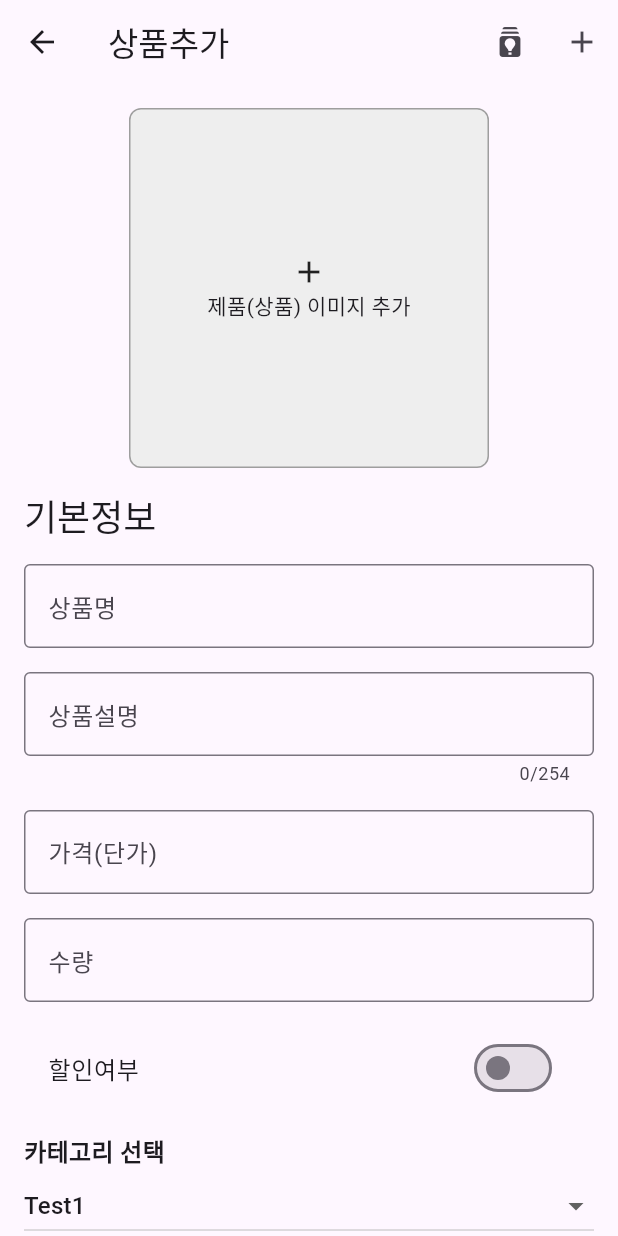
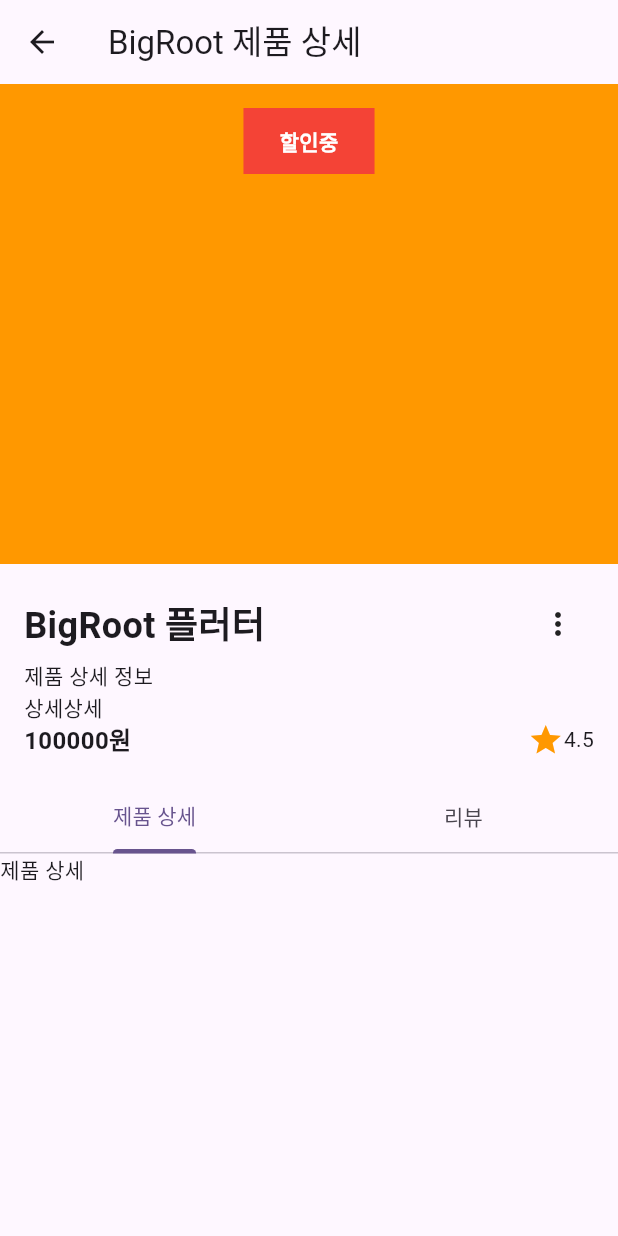
Before and after one commit to Choi-Big-Root/big_root_market, a Flutter app: the ProductAddScreen screen opened directly, on a phone screen of 412 x 824 dp. Run offline on Flutter 3.47's test engine with Material 3 defaults, Android fonts, the phone set to English and light mode, and no system bars; our stand-ins replace dots_indicator, flutter_dotenv, supabase_flutter; accounts and stored records are empty.

Commit message:
[20250325] Product Detail Screen Update
ui 구조를 변경했습니다.

```diff
--- a/lib/home/product_add_screen.dart
+++ b/lib/home/product_add_screen.dart
@@ -8,166 +8,100 @@ class ProductAddScreen extends StatefulWidget {
 }
 
 class _ProductAddScreenState extends State<ProductAddScreen> {
-  final GlobalKey _formKey = GlobalKey<FormState>();
-  bool _isDisCount = false;
-
-  String dropDownValue = 'test1'; //대기
-
-  TextEditingController titleTextEditingController = TextEditingController();
-  TextEditingController descriptionTextEditingController =
-      TextEditingController();
-  TextEditingController priceTextEditingController = TextEditingController();
-  TextEditingController countTextEditingController = TextEditingController();
-
   @override
   Widget build(BuildContext context) {
     return Scaffold(
-      appBar: AppBar(
-        title: const Text('상품추가'),
-        actions: [
-          IconButton(
-            onPressed: () {},
-            icon: const Icon(Icons.batch_prediction_outlined),
+      appBar: AppBar(title: const Text('BigRoot 제품 상세')),
+      body: Column(
+        children: [
+          Expanded(
+            child: SingleChildScrollView(
+              child: Column(
+                crossAxisAlignment: CrossAxisAlignment.start,
+                children: [
+                  Container(
+                    height: 320,
+                    padding: const EdgeInsets.all(16),
+                    decoration: const BoxDecoration(color: Colors.orange),
+                    child: Column(
+                      crossAxisAlignment: CrossAxisAlignment.start,
+                      children: [
+                        Center(
+                          child: Container(
+                            padding: const EdgeInsets.symmetric(
+                              vertical: 12,
+                              horizontal: 24,
                             ),
-          IconButton(onPressed: () {}, icon: const Icon(Icons.add_outlined)),
+                            decoration: const BoxDecoration(color: Colors.red),
+                            child: const Text(
+                              '할인중',
+                              style: TextStyle(
+                                fontSize: 14,
+                                fontWeight: FontWeight.bold,
+                                color: Colors.white,
+                              ),
+                            ),
+                          ),
+                        ),
                       ],
                     ),
-      body: SingleChildScrollView(
-        child: Padding(
+                  ),
+                  Padding(
                     padding: const EdgeInsets.all(16.0),
                     child: Column(
                       crossAxisAlignment: CrossAxisAlignment.start,
                       children: [
-              Align(
-                alignment: Alignment.center,
-                child: Container(
-                  width: 240,
-                  height: 240,
-                  decoration: BoxDecoration(
-                    color: Colors.grey[200],
-                    borderRadius: BorderRadius.circular(8),
-                    border: Border.all(color: Colors.grey),
-                  ),
-                  child: const Column(
-                    mainAxisAlignment: MainAxisAlignment.center,
-                    children: [Icon(Icons.add_outlined), Text('제품(상품) 이미지 추가')],
+                        Row(
+                          mainAxisAlignment: MainAxisAlignment.spaceBetween,
+                          children: [
+                            const Text(
+                              'BigRoot 플러터',
+                              style: TextStyle(
+                                fontWeight: FontWeight.bold,
+                                fontSize: 24,
                               ),
                             ),
+                            PopupMenuButton(
+                              itemBuilder: (context) {
+                                return <PopupMenuEntry>[
+                                  const PopupMenuItem(
+                                    value: 'test',
+                                    child: Text('리뷰작성'),
                                   ),
-              Padding(
-                padding: const EdgeInsets.symmetric(vertical: 16),
-                child: Text(
-                  '기본정보',
-                  style: Theme.of(context).textTheme.headlineSmall,
+                                ];
+                              },
+                            ),
+                          ],
+                        ),
+                        const Text('제품 상세 정보'),
+                        const Text('상세상세'),
+                        const Row(
+                          children: [
+                            Text(
+                              '100000원',
+                              style: TextStyle(
+                                fontWeight: FontWeight.bold,
+                                fontSize: 16,
                               ),
                             ),
-              Form(
-                key: _formKey,
-                child: Column(
-                  crossAxisAlignment: CrossAxisAlignment.start,
-                  children: [
-                    TextFormField(
-                      controller: titleTextEditingController,
-                      decoration: const InputDecoration(
-                        border: OutlineInputBorder(),
-                        labelText: '상품명',
+                            Spacer(),
+                            Icon(Icons.star, color: Colors.orange),
+                            Text('4.5'),
+                          ],
                         ),
-                      keyboardType: TextInputType.text,
-                      validator: (value) {
-                        if (value == null || value.isEmpty) {
-                          return '필수 입력사항 입니다.';
-                        }
-                        return null;
-                      },
-                    ),
-                    const SizedBox(height: 16),
-                    TextFormField(
-                      controller: descriptionTextEditingController,
-                      decoration: const InputDecoration(
-                        border: OutlineInputBorder(),
-                        labelText: '상품설명',
-                      ),
-                      maxLength: 254,
-                      maxLines: null,
-                      keyboardType: TextInputType.multiline,
-                      validator: (value) {
-                        if (value == null || value.isEmpty) {
-                          return '필수 입력사항 입니다.';
-                        }
-                        return null;
-                      },
-                    ),
-                    const SizedBox(height: 16),
-                    TextFormField(
-                      controller: priceTextEditingController,
-                      decoration: const InputDecoration(
-                        border: OutlineInputBorder(),
-                        labelText: '가격(단가)',
-                      ),
-                      keyboardType: TextInputType.number,
-                      validator: (value) {
-                        if (value == null || value.isEmpty) {
-                          return '필수 입력사항 입니다.';
-                        }
-                        return null;
-                      },
-                    ),
-                    const SizedBox(height: 16),
-                    TextFormField(
-                      controller: countTextEditingController,
-                      decoration: const InputDecoration(
-                        border: OutlineInputBorder(),
-                        labelText: '수량',
-                      ),
-                      keyboardType: TextInputType.number,
-                      validator: (value) {
-                        if (value == null || value.isEmpty) {
-                          return '필수 입력사항 입니다.';
-                        }
-                        return null;
-                      },
-                    ),
-                    const SizedBox(height: 16),
-                    SwitchListTile.adaptive(
-                      value: _isDisCount,
-                      onChanged: (value) {
-                        setState(() {
-                          _isDisCount = value;
-                        });
-                      },
-                      title: const Text('할인여부'),
-                    ),
-                    if (_isDisCount)
-                      TextFormField(
-                        decoration: const InputDecoration(
-                          border: OutlineInputBorder(),
-                          labelText: '할인율',
-                        ),
-                        keyboardType: TextInputType.number,
-                        validator: (value) {
-                          return null;
-                        },
-                      ),
-                    const SizedBox(height: 16),
-                    const Text(
-                      '카테고리 선택',
-                      style: TextStyle(
-                        fontSize: 16,
-                        fontWeight: FontWeight.bold,
+                      ],
                     ),
                   ),
-                    DropdownButton(
-                      isExpanded: true,
-                      value: dropDownValue,
-                      items: [
-                        DropdownMenuItem(value: 'test1', child: Text('Test1')),
-                        DropdownMenuItem(value: 'test2', child: Text('Test2')),
-                      ],
-                      onChanged: (value) {
-                        setState(() {
-                          dropDownValue = value!;
-                        });
-                      },
+                  const DefaultTabController(
+                    length: 2,
+                    child: Column(
+                      children: [
+                        TabBar(tabs: [Tab(text: '제품 상세'), Tab(text: '리뷰')]),
+                        SizedBox(
+                          height: 500,
+                          child: TabBarView(
+                            children: [Text('제품 상세'), Text('리뷰')],
+                          ),
                         ),
                       ],
                     ),
@@ -176,6 +110,8 @@ class _ProductAddScreenState extends State<ProductAddScreen> {
               ),
             ),
           ),
+        ],
+      ),
     );
   }
 }
```
Lines whose indentation alone changed are shown as unchanged.
